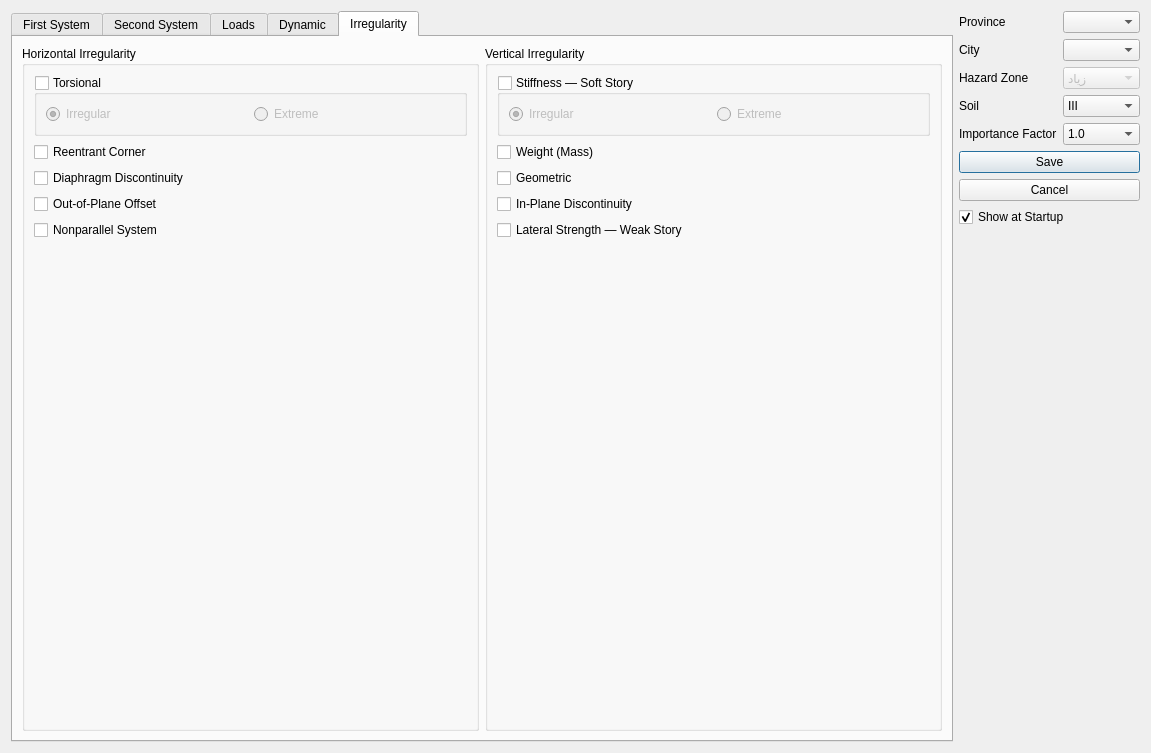
First picture: the form in widgets/edit/civiltools_project_settings.ui, repository ebrahimraeyat/civilTools, before the edit.
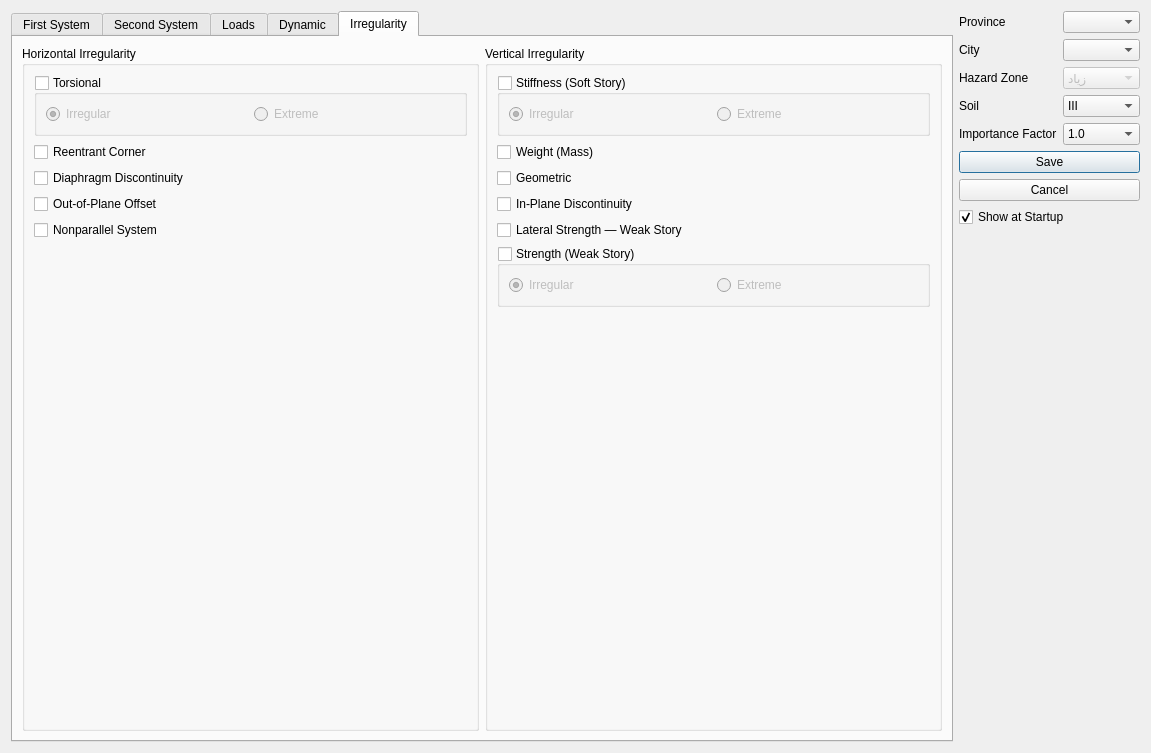
Second picture: the form after the edit. The open tabs and pages were chosen to show the change. Icons and pictures are not drawn. Custom widgets are drawn as their Qt base class.

Commit message: Add weak and extreme weak story to settings

```diff
--- a/widgets/edit/civiltools_project_settings.ui
+++ b/widgets/edit/civiltools_project_settings.ui
@@ -2142,7 +2142,7 @@
             <item>
              <widget class="QGroupBox" name="stiffness_soft_story_groupbox">
               <property name="title">
-               <string>Stiffness — Soft Story</string>
+               <string>Stiffness (Soft Story)</string>
               </property>
               <property name="checkable">
                <bool>true</bool>
@@ -2211,6 +2211,38 @@
               </property>
              </widget>
             </item>
+            <item>
+             <widget class="QGroupBox" name="lateral_strength_weak_story_groupbox">
+              <property name="title">
+               <string>Strength (Weak Story)</string>
+              </property>
+              <property name="checkable">
+               <bool>true</bool>
+              </property>
+              <property name="checked">
+               <bool>false</bool>
+              </property>
+              <layout class="QHBoxLayout" name="horizontalLayout_16">
+               <item>
+                <widget class="QRadioButton" name="strength_irregular_checkbox">
+                 <property name="text">
+                  <string>Irregular</string>
+                 </property>
+                 <property name="checked">
+                  <bool>true</bool>
+                 </property>
+                </widget>
+               </item>
+               <item>
+                <widget class="QRadioButton" name="extreme_strength_irregular_checkbox">
+                 <property name="text">
+                  <string>Extreme</string>
+                 </property>
+                </widget>
+               </item>
+              </layout>
+             </widget>
+            </item>
             <item>
              <spacer name="verticalSpacer_8">
               <property name="orientation">
```
The commit also changes 1 other file.
